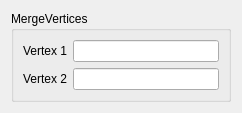
The window that src/HEXABLOCKGUI/MergeVertices_QTD.ui (SalomePlatform/hexablock) describes before a commit, drawn with Qt 5.
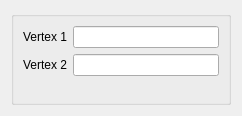
The same window after the commit.

```diff
--- a/src/HEXABLOCKGUI/MergeVertices_QTD.ui
+++ b/src/HEXABLOCKGUI/MergeVertices_QTD.ui
@@ -7,7 +7,7 @@
     <x>0</x>
     <y>0</y>
     <width>242</width>
-    <height>108</height>
+    <height>116</height>
    </rect>
   </property>
   <property name="sizePolicy">
@@ -23,7 +23,7 @@
    <item>
     <widget class="QGroupBox" name="groupBox">
      <property name="title">
-      <string>MergeVertices</string>
+      <string/>
      </property>
      <layout class="QVBoxLayout" name="verticalLayout_2">
       <item>
```
